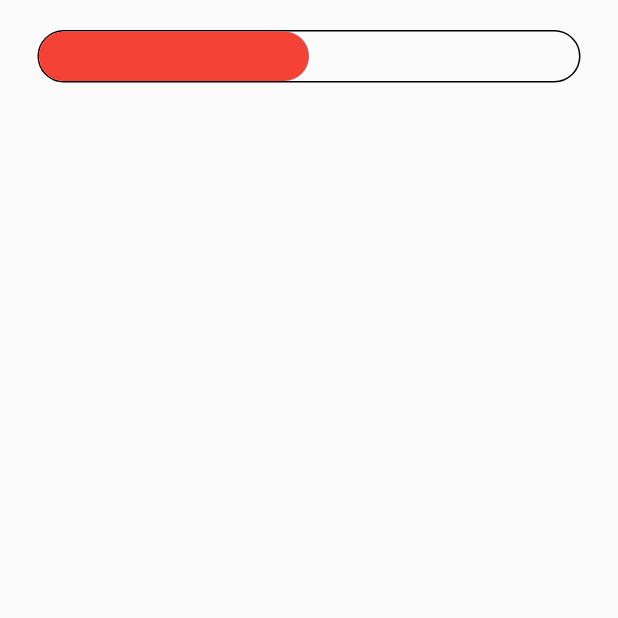
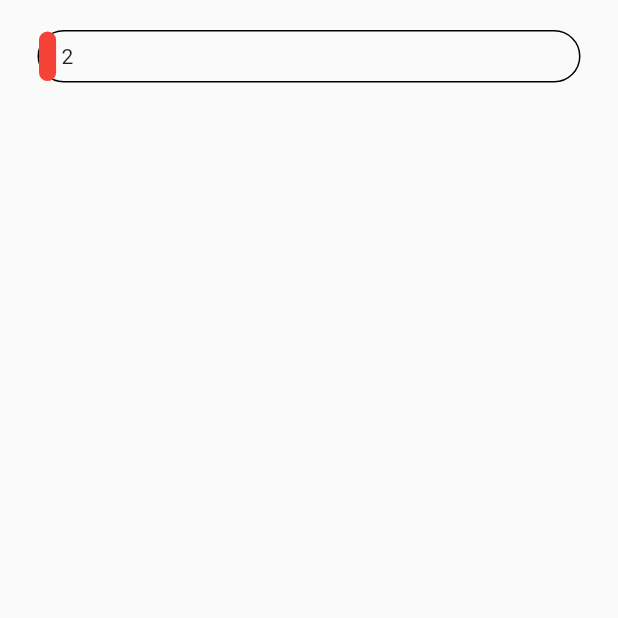
Before and after one commit to tomohiro1024/flutter_football, a Flutter app: the Body screen opened directly, on a phone screen of 412 x 824 dp, the top half of it. Run offline on Flutter 3.47's test engine with Material 2 defaults, Android fonts, the phone set to English and light mode, and no system bars; our stand-ins replace get.

Commit message:
add progress_bar

```diff
--- /dev/null
+++ b/lib/controllers/question_controller.dart
@@ -0,0 +1,27 @@
+import 'package:flutter/widgets.dart';
+import 'package:get/get.dart';
+import 'package:get/state_manager.dart';
+
+class QuestionController extends GetxController
+    with GetSingleTickerProviderStateMixin {
+  late AnimationController _animationController;
+  late Animation _animation;
+
+  Animation get animation => _animation;
+
+  @override
+  void onInit() {
+    _animationController =
+        AnimationController(duration: const Duration(seconds: 60), vsync: this);
+
+    _animation = Tween<double>(begin: 0, end: 1).animate(_animationController)
+      ..addListener(() {
+        // update like setState
+        update();
+      });
+
+    _animationController.forward();
+
+    super.onInit();
+  }
+}
--- a/lib/screens/quiz/components/body.dart
+++ b/lib/screens/quiz/components/body.dart
@@ -2,6 +2,7 @@ import 'package:flutter/material.dart';
 import 'package:flutter/rendering.dart';
 import 'package:flutter/src/widgets/framework.dart';
 import 'package:flutter/src/widgets/placeholder.dart';
+import 'package:flutter_footbool/screens/quiz/components/progress_bar.dart';
 
 class Body extends StatelessWidget {
   const Body({super.key});
@@ -13,28 +14,9 @@ class Body extends StatelessWidget {
         child: Padding(
           padding: const EdgeInsets.symmetric(horizontal: 25),
           child: Column(
-            children: [
-              const SizedBox(height: 20),
-              Container(
-                width: double.infinity,
-                height: 35,
-                decoration: BoxDecoration(
-                  border: Border.all(),
-                  borderRadius: BorderRadius.circular(20),
-                ),
-                child: Stack(
-                  children: [
-                    LayoutBuilder(
-                        builder: (context, constraints) => Container(
-                              width: constraints.maxWidth * 0.5,
-                              decoration: BoxDecoration(
-                                color: Colors.red,
-                                borderRadius: BorderRadius.circular(50),
-                              ),
-                            ))
-                  ],
-                ),
-              )
+            children: const [
+              SizedBox(height: 20),
+              ProgressBar(),
             ],
           ),
         ),
--- /dev/null
+++ b/lib/screens/quiz/components/progress_bar.dart
@@ -0,0 +1,51 @@
+
+
+import 'package:flutter/material.dart';
+import 'package:get/get_state_manager/get_state_manager.dart';
+
+import '../../../controllers/question_controller.dart';
+
+class ProgressBar extends StatelessWidget {
+  const ProgressBar({
+    super.key,
+  });
+
+  @override
+  Widget build(BuildContext context) {
+    return Container(
+      width: double.infinity,
+      height: 35,
+      decoration: BoxDecoration(
+        border: Border.all(),
+        borderRadius: BorderRadius.circular(20),
+      ),
+      child: GetBuilder<QuestionController>(
+        init: QuestionController(),
+        builder: (controller) {
+          return Stack(
+            children: [
+              LayoutBuilder(
+                builder: (context, constraints) => Container(
+                  width: constraints.maxWidth * controller.animation.value,
+                  decoration: BoxDecoration(
+                    color: Colors.red,
+                    borderRadius: BorderRadius.circular(50),
+                  ),
+                ),
+              ),
+              Positioned.fill(
+                  child: Padding(
+                padding: const EdgeInsets.symmetric(horizontal: 15),
+                child: Row(
+                  children: [
+                    Text("${(controller.animation.value * 60).round()}"),
+                  ],
+                ),
+              ))
+            ],
+          );
+        }
+      ),
+    );
+  }
+}
--- a/pubspec.yaml
+++ b/pubspec.yaml
@@ -35,6 +35,8 @@ dependencies:
   # The following adds the Cupertino Icons font to your application.
   # Use with the CupertinoIcons class for iOS style icons.
   cupertino_icons: ^1.0.2
+
+  get: ^4.1.4
 
 dev_dependencies:
   flutter_test:
```
Also changed, not shown: pubspec.lock.
